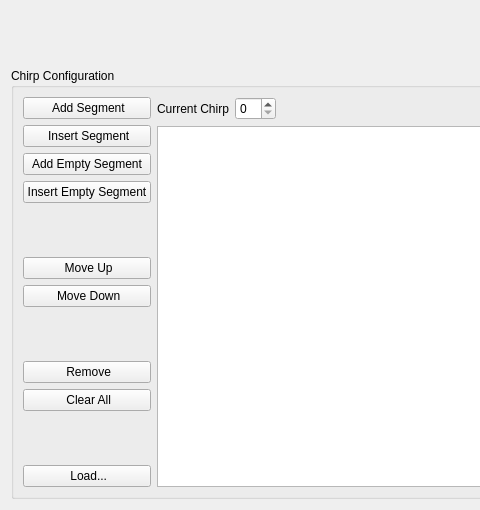
This is src/gui/widget/chirpconfigwidget.ui in kncrabtree/blackchirp as Qt 5 draws it before an edit; both pictures show x 0 to 480 and y 93 to 603 of the 843 by 603 pixel window. The edited form follows.
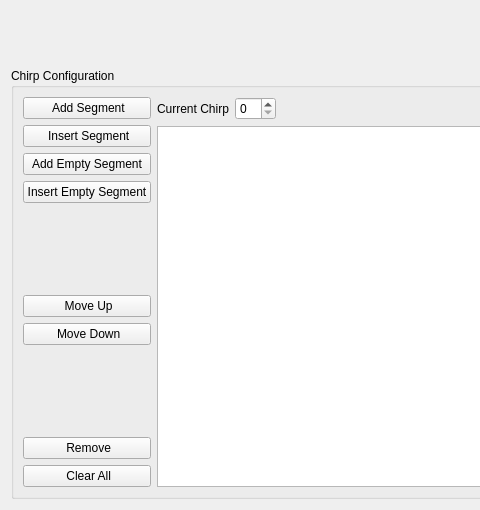
This is the edited form. Icons and pictures are not drawn. Custom widgets are drawn as their Qt base class.

The edit to the form file:
```diff
--- a/src/gui/widget/chirpconfigwidget.ui
+++ b/src/gui/widget/chirpconfigwidget.ui
@@ -190,36 +190,6 @@
           </property>
          </widget>
         </item>
-        <item>
-         <spacer name="verticalSpacer_3">
-          <property name="orientation">
-           <enum>Qt::Vertical</enum>
-          </property>
-          <property name="sizeHint" stdset="0">
-           <size>
-            <width>20</width>
-            <height>40</height>
-           </size>
-          </property>
-         </spacer>
-        </item>
-        <item>
-         <widget class="QPushButton" name="loadButton">
-          <property name="text">
-           <string> Load...</string>
-          </property>
-          <property name="icon">
-           <iconset resource="../../resources/resources.qrc">
-            <normaloff>:/icons/open.png</normaloff>:/icons/open.png</iconset>
-          </property>
-          <property name="iconSize">
-           <size>
-            <width>20</width>
-            <height>20</height>
-           </size>
-          </property>
-         </widget>
-        </item>
        </layout>
       </item>
       <item>
```
Left out of the diff: 1 changed line with no effect on the pictures.
